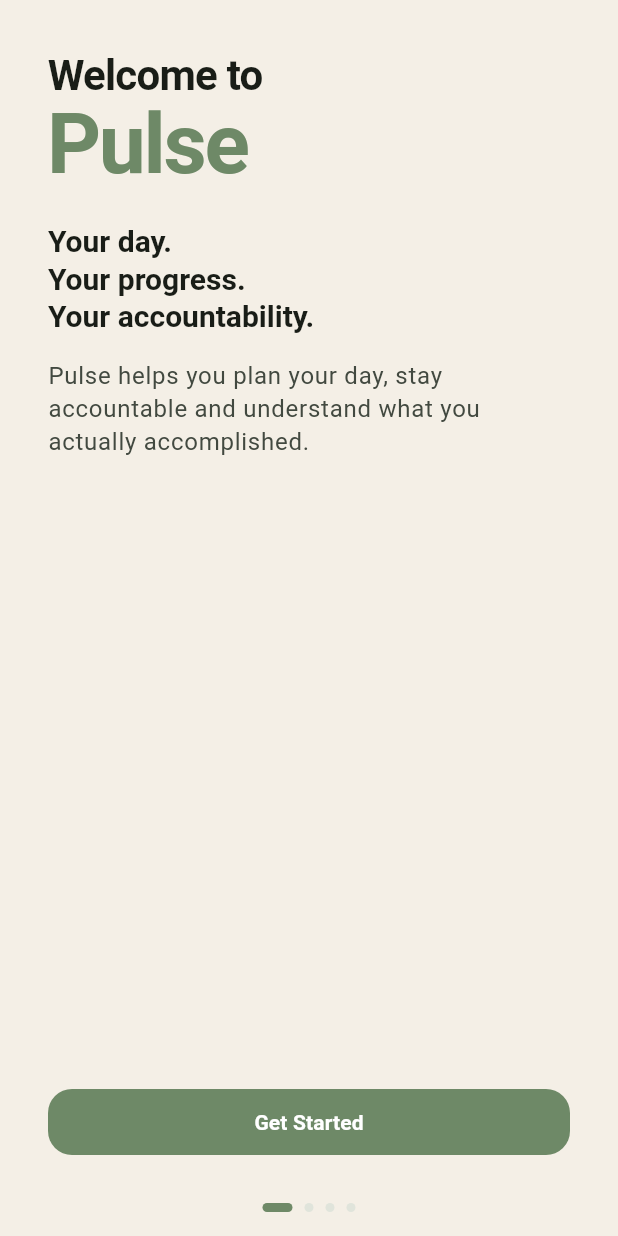
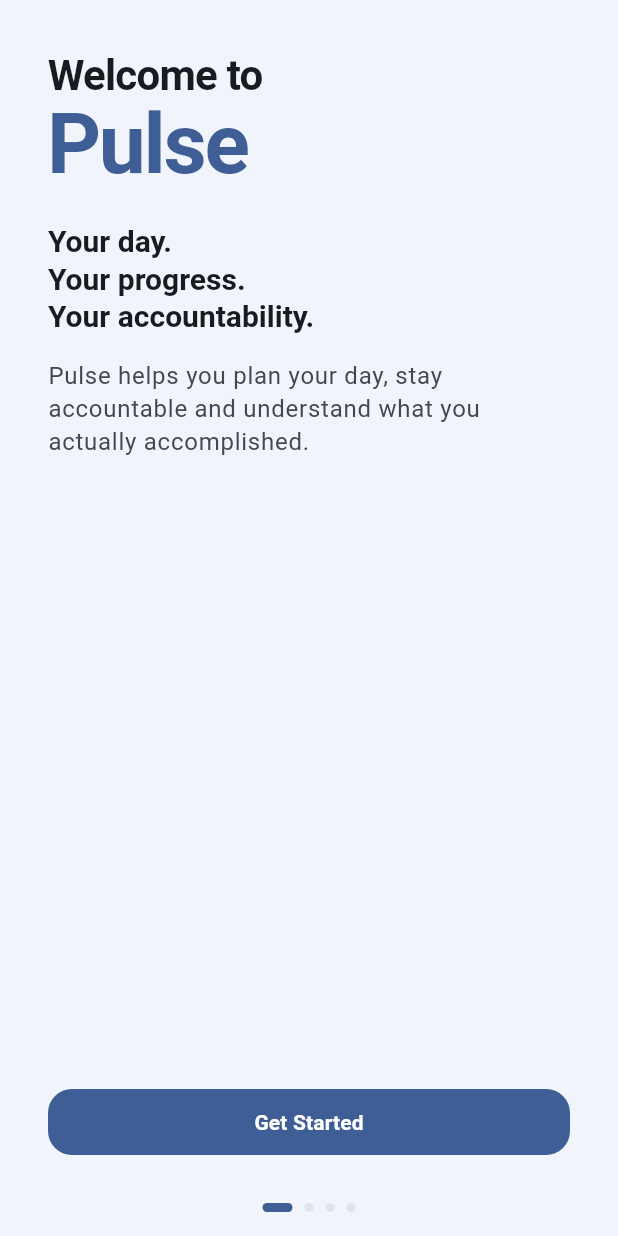
Before and after one commit to Gilmorecollins/Pulse, a Flutter app: the screen it shows after launch, on a phone screen of 412 x 824 dp. Run offline on Flutter 3.47's test engine with Material 3 defaults, Android fonts, the phone set to English and light mode, and no system bars; our stand-ins replace drift, flutter_local_notifications, flutter_riverpod, flutter_timezone, go_router, google_sign_in and 3 more; missing offline and left inert: extension_google_sign_in_as_googleapis_auth, googleapis, sqlite3; accounts and stored records are empty; generated files the repository leaves out were written again.

Commit message:
feat: re-theme app to Navy Mirage, matching the app icon
Replaces Eucalyptus Glow with a palette derived from the icon's navy
(#141E30) / blue (#3F5E96) gradient, applied app-wide via
ColorScheme.fromSeed for both light and dark mode.

```diff
--- a/lib/core/theme/pulse_theme.dart
+++ b/lib/core/theme/pulse_theme.dart
@@ -1,54 +1,63 @@
 import 'package:flutter/material.dart';
 
-/// Pulse's design system: "Eucalyptus Glow" — calm, minimal, botanical.
-/// See docs/PRODUCT.md ("Design principles") for the intent behind these
-/// choices. `cream` and `sage` are the two colors from the user's own
-/// design swatch; everything else here (deeper/lighter sage, the dark-mode
-/// background, the error tone) is derived to fit that palette rather than
-/// specified — flag any of those that don't match the intended look.
+/// Pulse's design system: "Navy Mirage" — cool, moody, matches the app
+/// icon's diagonal navy/blue gradient. See docs/PRODUCT.md ("Design
+/// principles") for the intent behind these choices. `navyDeep` and
+/// `navyBlue` are the two colors from the user's own design swatch;
+/// everything else here (the lighter primary for dark mode, the elevated
+/// dark surface, the light-mode background, the error tone) is derived
+/// to fit that palette rather than specified — flag any of those that
+/// don't match the intended look.
 abstract final class PulseColors {
-  /// #F4EFE6 — from the design swatch. Light-mode surface/background.
-  static const Color cream = Color(0xFFF4EFE6);
+  /// #141E30 — from the design swatch. Deep navy; the dark-mode surface
+  /// and a strong contrast tone in light mode.
+  static const Color navyDeep = Color(0xFF141E30);
 
-  /// #A7C4A0 — from the design swatch. Primary brand color.
-  static const Color sage = Color(0xFFA7C4A0);
+  /// #3F5E96 — from the design swatch. Primary brand color, matching
+  /// the app icon's lighter gradient half.
+  static const Color navyBlue = Color(0xFF3F5E96);
 
-  // Derived: a deeper sage for contrast on cream (buttons, selected states)
-  // and a lighter sage for use as the primary against a dark background.
-  static const Color sageDeep = Color(0xFF6E8967);
-  static const Color sageLight = Color(0xFFC3DABC);
+  // Derived: a lighter tint of navyBlue — needed as the primary against
+  // navyDeep in dark mode, since navyBlue itself doesn't have enough
+  // contrast against a background that dark.
+  static const Color navyBlueLight = Color(0xFF7C97C7);
 
-  // Derived: a warm, deep green-charcoal dark-mode background — keeps the
-  // botanical undertone rather than defaulting to a cold navy/black.
-  static const Color charcoal = Color(0xFF1B211A);
-  static const Color charcoalLight = Color(0xFF262E24);
+  // Derived: a slightly-lifted navy for elevated surfaces in dark mode
+  // (cards, sheets) so they read as "above" the base background rather
+  // than blending into it.
+  static const Color navyDeepLight = Color(0xFF1E2A42);
 
-  // Derived: a warm terracotta rather than a harsh red, to stay in the
-  // same earthy family as the rest of the palette.
-  static const Color terracotta = Color(0xFFC6674A);
+  // Derived: a cool, near-white background for light mode — keeps the
+  // palette's cool undertone rather than defaulting to plain white.
+  static const Color mist = Color(0xFFF1F4FA);
+
+  // Derived: a warm coral-red error tone, deliberately outside the blue
+  // family so error states stay visually distinct rather than blending
+  // into the primary palette.
+  static const Color coral = Color(0xFFC4574B);
 }
 
 abstract final class PulseTheme {
   static ThemeData light() {
     final scheme = ColorScheme.fromSeed(
-      seedColor: PulseColors.sage,
+      seedColor: PulseColors.navyBlue,
       brightness: Brightness.light,
-      primary: PulseColors.sageDeep,
-      secondary: PulseColors.sage,
-      surface: PulseColors.cream,
-      error: PulseColors.terracotta,
+      primary: PulseColors.navyBlue,
+      secondary: PulseColors.navyDeep,
+      surface: PulseColors.mist,
+      error: PulseColors.coral,
     );
     return _base(scheme);
   }
 
   static ThemeData dark() {
     final scheme = ColorScheme.fromSeed(
-      seedColor: PulseColors.sage,
+      seedColor: PulseColors.navyBlue,
       brightness: Brightness.dark,
-      surface: PulseColors.charcoal,
-      primary: PulseColors.sageLight,
-      secondary: PulseColors.sage,
-      error: PulseColors.terracotta,
+      surface: PulseColors.navyDeep,
+      primary: PulseColors.navyBlueLight,
+      secondary: PulseColors.navyBlue,
+      error: PulseColors.coral,
     );
     return _base(scheme);
   }
```
